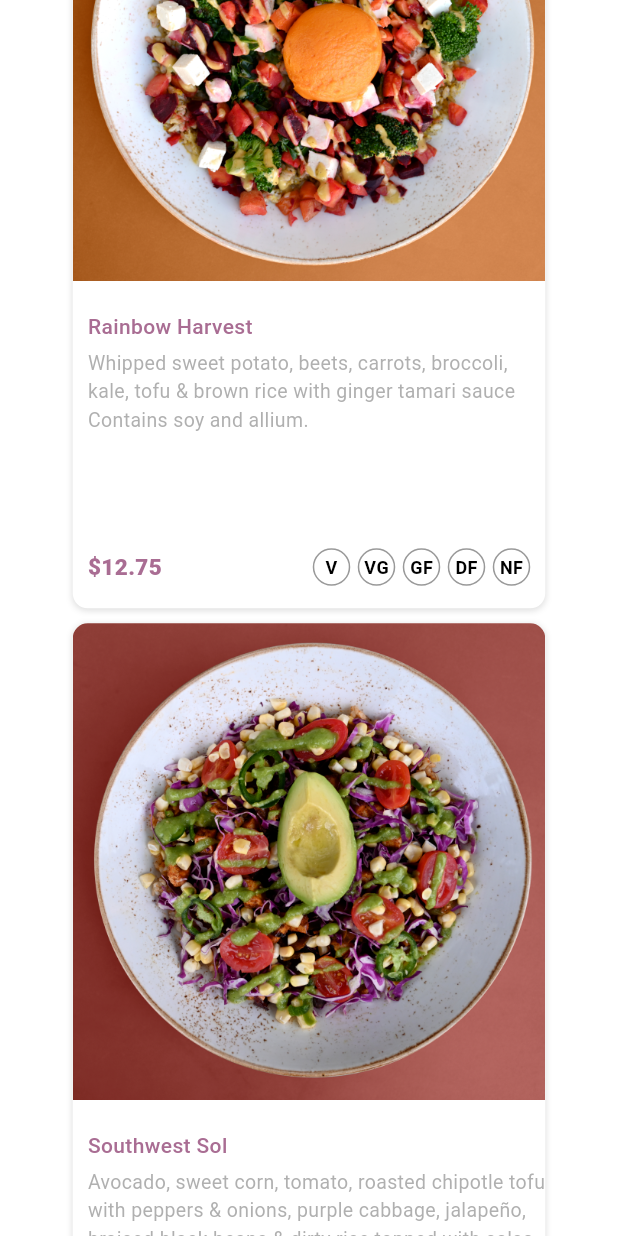
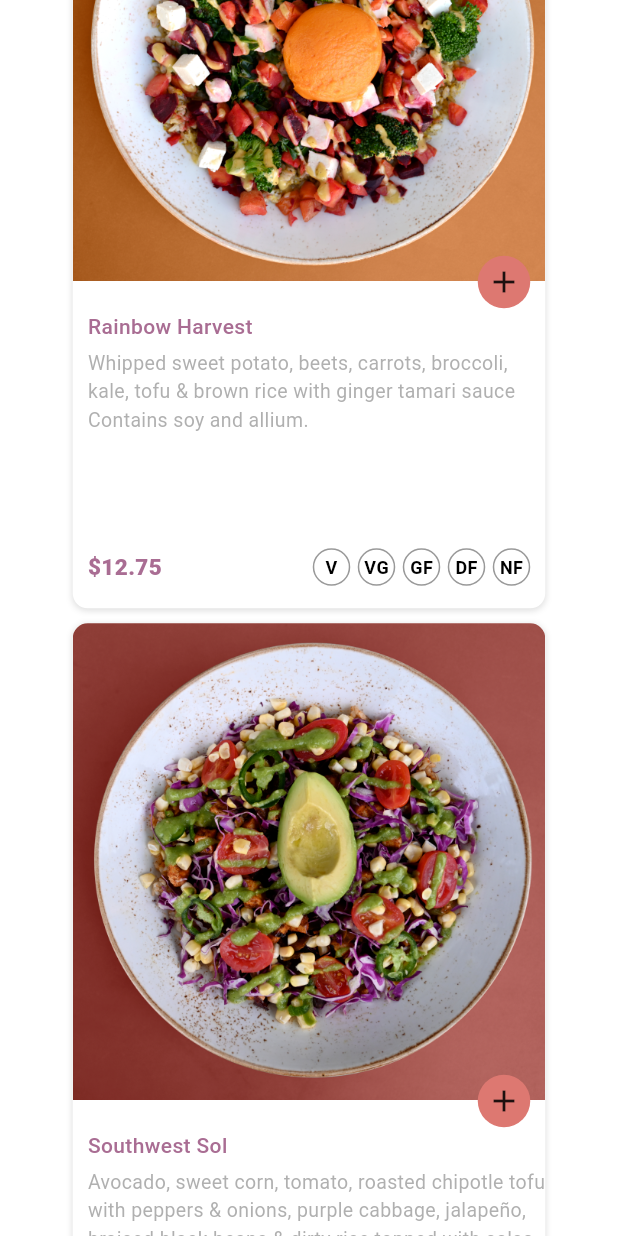
Before and after one commit to yadhukrishnan5263/lifealive, a Flutter app: the screen it shows after launch, scrolled down 1728 dp, on a phone screen of 412 x 824 dp. Run offline on Flutter 3.47's test engine with Material 3 defaults, Android fonts, the phone set to English and light mode, and no system bars.

Commit message:
full code

```diff
--- a/lib/screens/menu_page.dart
+++ b/lib/screens/menu_page.dart
@@ -664,7 +664,9 @@ class _MenuPageState extends State<MenuPage> {
                                                 ],
                                                 color: Colors.white,
                                               ),
-                                              child: Column(
+                                              child: Stack(
+                                                children: [
+                                                  Column(
                                                     crossAxisAlignment:
                                                         CrossAxisAlignment.start,
                                                     children: [
@@ -774,6 +776,22 @@ class _MenuPageState extends State<MenuPage> {
                                                                               ),
                                                                             ))),
                                                           ],
+                                                        ),
+                                                      )
+                                                    ],
+                                                  ),
+                                                  Positioned(
+                                                    right: 10,
+                                                    bottom: 200,
+                                                    child: Container(
+                                                      height: 35,
+                                                        width: 35,
+                                                    decoration: BoxDecoration(
+                                                      shape: BoxShape.circle,
+                                                      color: Color(0xffdd7871)
+
+                                                    ),
+                                                      child: Icon(Icons.add),
                                                     ),
                                                   )
                                                 ],
```
Lines whose indentation alone changed are shown as unchanged.
